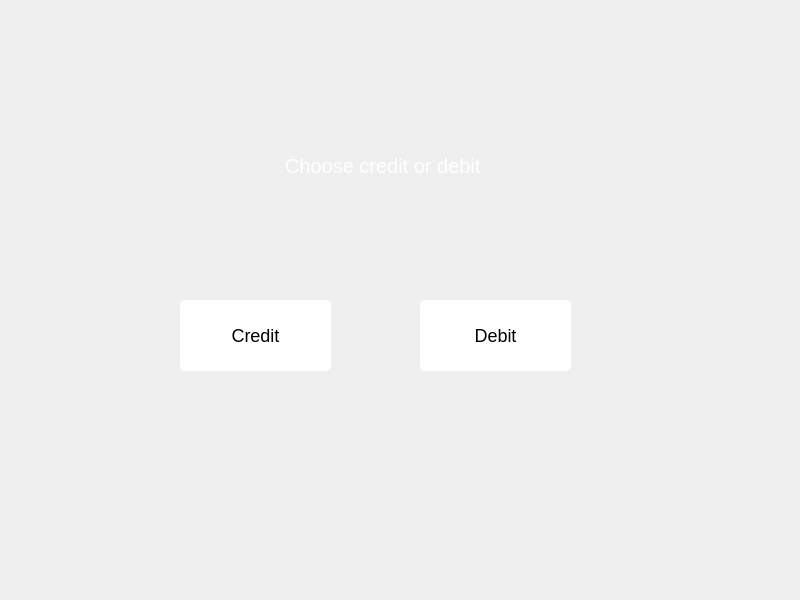
Above: frontend/chooseaccount.ui from 22kmo-project/group_14 before the change. Below: the same form after it.
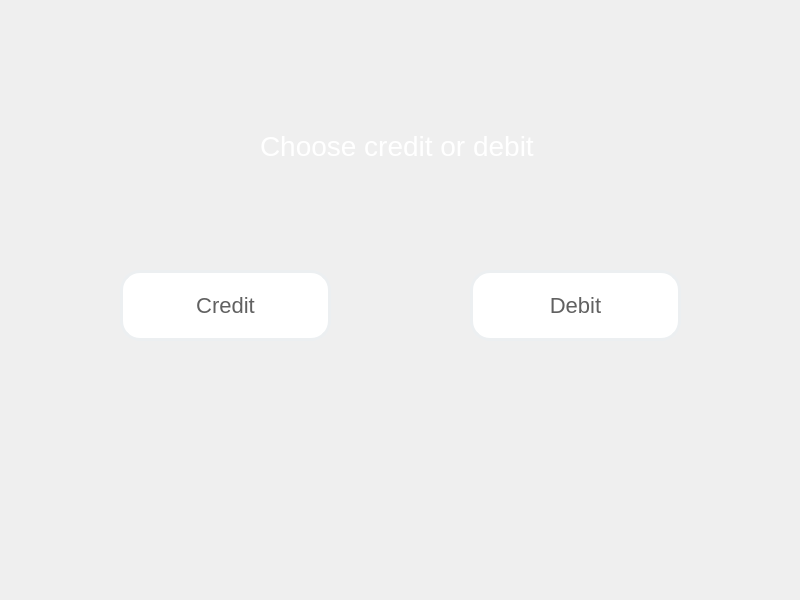
That is the form after the change.

The edit to the form file:
```diff
--- a/frontend/chooseaccount.ui
+++ b/frontend/chooseaccount.ui
@@ -16,9 +16,9 @@
   <widget class="QPushButton" name="creditButton">
    <property name="geometry">
     <rect>
-     <x>180</x>
-     <y>300</y>
-     <width>151</width>
+     <x>120</x>
+     <y>270</y>
+     <width>211</width>
      <height>71</height>
     </rect>
    </property>
@@ -33,10 +33,10 @@
    <property name="styleSheet">
     <string notr="true">QPushButton {
 background-color: rgb(255, 255, 255);
-color: rgb(0, 0, 0);
-border-radius:5px;
-padding:5 5px;
-font-size:18px;
+color: #616161;
+border-radius:20px;
+font-size:22px;
+border:3px solid #ECEFF1;
 }
 QPushButton:hover {
 background-color: rgb(245, 245, 245);
@@ -53,9 +53,9 @@
   <widget class="QPushButton" name="debitButton">
    <property name="geometry">
     <rect>
-     <x>420</x>
-     <y>300</y>
-     <width>151</width>
+     <x>470</x>
+     <y>270</y>
+     <width>211</width>
      <height>71</height>
     </rect>
    </property>
@@ -70,10 +70,10 @@
    <property name="styleSheet">
     <string notr="true">QPushButton {
 background-color: rgb(255, 255, 255);
-color: rgb(0, 0, 0);
-border-radius:5px;
-padding:5 5px;
-font-size:18px;
+color: #616161;
+border-radius:20px;
+font-size:22px;
+border:3px solid #ECEFF1;
 }
 QPushButton:hover {
 background-color: rgb(245, 245, 245);
@@ -90,17 +90,15 @@
   <widget class="QLabel" name="label">
    <property name="geometry">
     <rect>
-     <x>270</x>
-     <y>140</y>
-     <width>221</width>
+     <x>260</x>
+     <y>120</y>
+     <width>421</width>
      <height>51</height>
     </rect>
    </property>
    <property name="styleSheet">
-    <string notr="true">border-radius:5px;
-padding:0 10px;
-color:white;
-font-size:20px;</string>
+    <string notr="true">color:white;
+font-size:28px;</string>
    </property>
    <property name="text">
     <string>Choose credit or debit</string>
```
Left out of the diff: 14 changed lines with no effect on the pictures.
